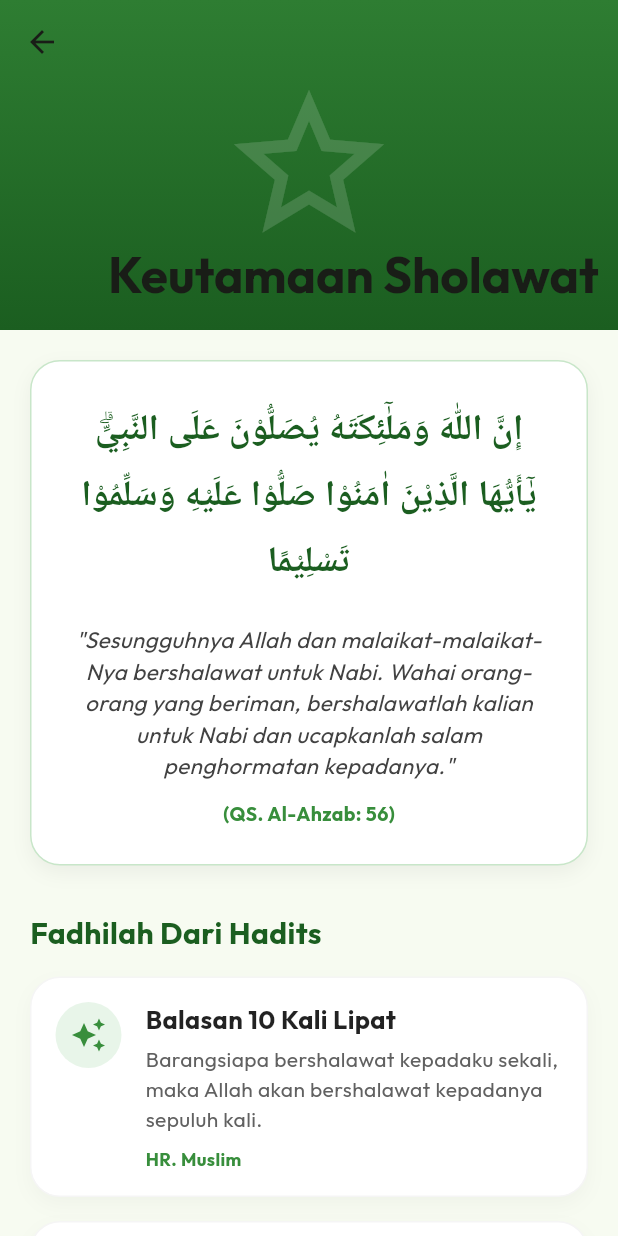
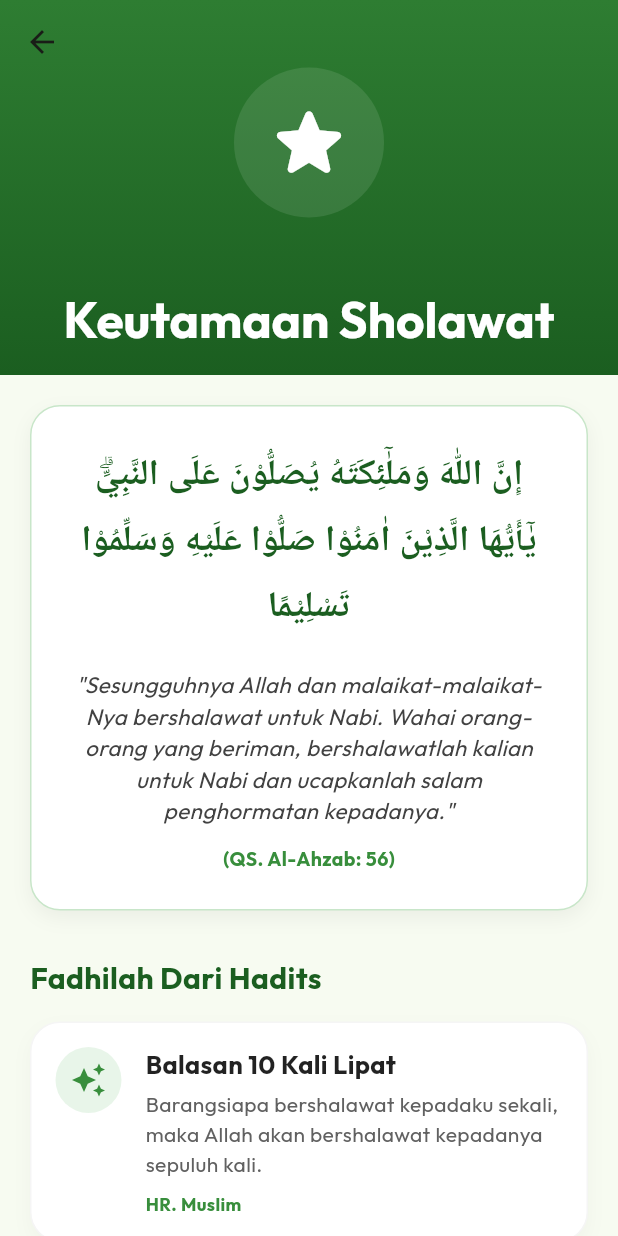
Before and after one commit to QiarraDev/kumpulan-sholawat-offline, a Flutter app: the FadhilahScreen screen opened directly, on a phone screen of 412 x 824 dp. Run offline on Flutter 3.47's test engine with Material 3 defaults, Android fonts, the phone set to English and light mode, and no system bars; our stand-ins replace device_info_plus, flutter_local_notifications, flutter_riverpod, google_fonts, hive, hive_flutter and 6 more; accounts and stored records are empty; Roboto replaces fonts that are missing (Amiri).

Commit message:
feat: Update SliverAppBar expanded height, center titles, refine title text styles, and redesign background icon presentation in Doa and Fadhilah screens.

```diff
--- a/lib/screens/fadhilah_screen.dart
+++ b/lib/screens/fadhilah_screen.dart
@@ -10,13 +10,18 @@ class FadhilahScreen extends StatelessWidget {
       body: CustomScrollView(
         slivers: [
           SliverAppBar(
-            expandedHeight: 220.0,
+            expandedHeight: 250.0,
             pinned: true,
             backgroundColor: Colors.green.shade900,
             flexibleSpace: FlexibleSpaceBar(
+              centerTitle: true,
               title: Text(
                 'Keutamaan Sholawat',
-                style: GoogleFonts.outfit(fontWeight: FontWeight.bold),
+                style: GoogleFonts.outfit(
+                  fontWeight: FontWeight.bold,
+                  fontSize: 22,
+                  color: Colors.white,
+                ),
               ),
               background: Container(
                 decoration: BoxDecoration(
@@ -26,11 +31,19 @@ class FadhilahScreen extends StatelessWidget {
                     colors: [Colors.green.shade800, Colors.green.shade900],
                   ),
                 ),
-                child: Center(
-                  child: Opacity(
-                    opacity: 0.15,
-                    child: Icon(Icons.star_outline, size: 120, color: Colors.white),
-                  ),
+                child: Column(
+                  mainAxisAlignment: MainAxisAlignment.center,
+                  children: [
+                    Container(
+                      padding: const EdgeInsets.all(20),
+                      decoration: BoxDecoration(
+                        color: Colors.white.withOpacity(0.1),
+                        shape: BoxShape.circle,
+                      ),
+                      child: const Icon(Icons.star_rounded, size: 60, color: Colors.white),
+                    ),
+                    const SizedBox(height: 60), // Memberikan ruang untuk title di bawah icon
+                  ],
                 ),
               ),
             ),
```
Also changed, not shown: lib/screens/doa_sebelum_screen.dart (+23 -4 lines).
